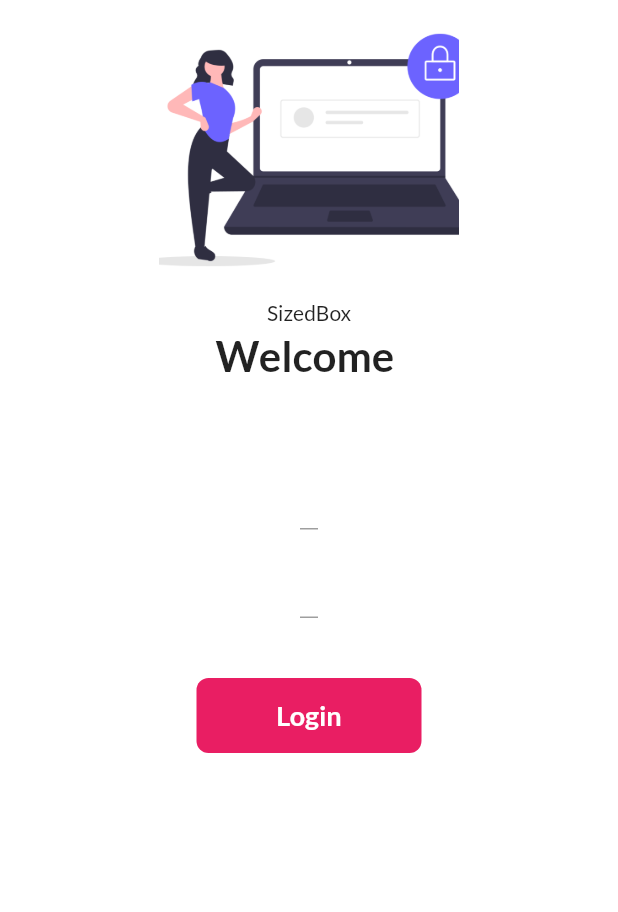
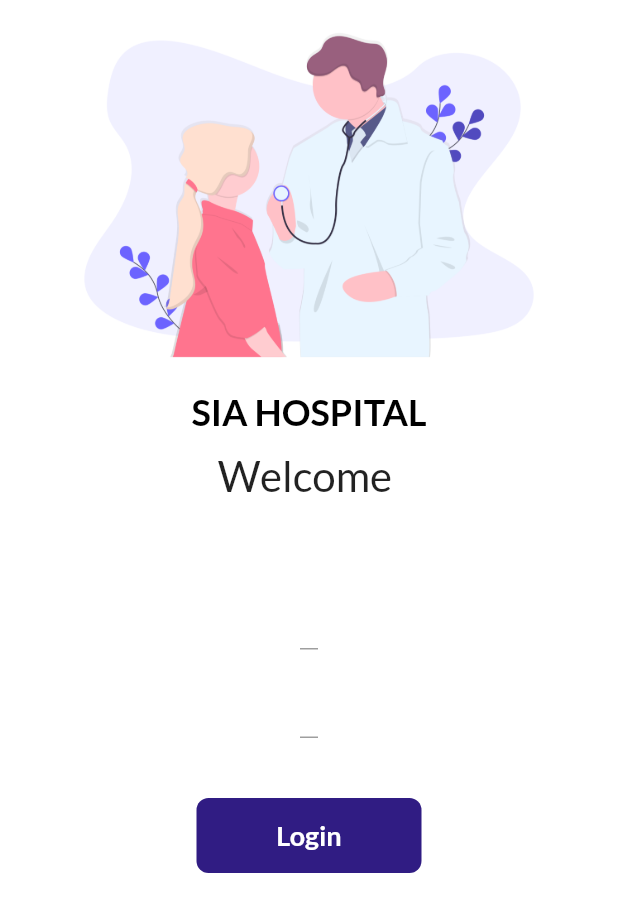
Before and after one commit to Iman129/myflutterwork, a Flutter app: the screen it shows after launch, on a phone screen of 412 x 824 dp. Shown: the top 912 px of the screen. Run offline on Flutter 3.47's test engine with Material 2 defaults, Android fonts, the phone set to English and light mode, and no system bars; our stand-ins replace google_fonts, material_color_utilities.

Commit message:
day 7 completed

```diff
--- a/lib/main.dart
+++ b/lib/main.dart
@@ -20,6 +20,7 @@ class MyApp extends StatelessWidget {
 
     return MaterialApp(
       //home: HomePage(), y tw"/" routes wala use kro ya phr ye
+      debugShowCheckedModeBanner: false,
       themeMode: ThemeMode.light,
       theme: ThemeData(
         fontFamily: GoogleFonts.lato().fontFamily,
--- a/lib/pages/login_page.dart
+++ b/lib/pages/login_page.dart
@@ -1,6 +1,7 @@
 import 'package:flutter/cupertino.dart';
 import 'package:flutter/material.dart';
 import 'package:myfirst_app/utils/routes.dart';
+import 'package:material_color_utilities/material_color_utilities.dart';
 
 class LoginPage extends StatefulWidget {
   @override
@@ -9,27 +10,52 @@ class LoginPage extends StatefulWidget {
 
 class _LoginPageState extends State<LoginPage> {
   String name = "";
+
   bool ChangeButton = false; //abhi kuch nai hai iss ma
+  final _formKey = GlobalKey<FormState>();
+
+  moveToHome(BuildContext context) async {
+    if(_formKey.currentState!.validate()){
+    setState(() {
+      ChangeButton = true;
+    });
+    await Future.delayed(Duration(seconds: 1));
+    await Navigator.pushNamed(context, MyRoutes.HomeRoute);
+    setState(() {
+      ChangeButton = false;
+    });
+    }
+  }
+
   @override
   Widget build(BuildContext context) {
     return Material(
         color: Colors.white,
         child: SingleChildScrollView(
+          child: Form(
+            key: _formKey,
             child: Column(
               children: [
                 Image.asset(
-                "assets/images/login_image.png",
-                height: 200,
-                width: 200,
+                  "assets/images/doctor2_image.png",
+                  height: 260,
+                  width: 350,
                   fit: BoxFit.cover,
                 ),
                 SizedBox(
-                height: 20.0, //width:200.0,
-                child: Text("SizedBox"),
+                  height: 40.0, //width:200.0,
+                  child: Text(
+                    "SIA HOSPITAL",
+                    style: TextStyle(
+                        fontSize: 24,
+                        fontWeight: FontWeight.bold,
+                        color: Colors.black),
                   ),
+                ),
+
                 Text(
                   "Welcome $name",
-                style: TextStyle(fontSize: 28, fontWeight: FontWeight.bold),
+                  style: TextStyle(fontSize: 28, fontWeight: FontWeight.normal),
                 ),
                 SizedBox(
                   height: 20.0,
@@ -43,6 +69,13 @@ class _LoginPageState extends State<LoginPage> {
                         hintText: "User Name Here",
                         labelText: "User Name",
                       ),
+                      validator: (value) {
+                        if (value!.isEmpty) {
+                          return "Username can not be Empty";
+                        }
+                        return null; //yani koi error ni hai
+                      },
+
                       onChanged: (value) {
                         name = value;
                         setState(
@@ -55,6 +88,18 @@ class _LoginPageState extends State<LoginPage> {
                         hintText: "Password  Here",
                         labelText: "Password",
                       ),
+                      validator: (value) {
+                        if (value!.isEmpty) {
+                          return "Please Enter the Password";
+                        }
+                        else if(value.length<6)
+                        {
+                          {
+                            return "Password Length should be greater than 6";
+                          }
+                        }
+                        return null; //yani koi error ni hai
+                      },
                     )
                   ]),
                 ),
@@ -62,14 +107,12 @@ class _LoginPageState extends State<LoginPage> {
                   height: 20.0,
                 ),
 
-              InkWell(
-                onTap: () async {
-                 setState(() {
-                    ChangeButton = true;
-                  });
-                  await Future.delayed(Duration(seconds: 1));
-                  Navigator.pushNamed(context, MyRoutes.HomeRoute);
-                },
+                Material(
+                  borderRadius: BorderRadius.circular(ChangeButton ? 50 : 8),
+                  color: Color.fromARGB(255, 48, 28, 131),
+                  child: InkWell(
+                    // hoverColor: Colors.pink,
+                    onTap: () => moveToHome(context),
                     child: AnimatedContainer(
                       duration: Duration(seconds: 1),
                       width: ChangeButton ? 50 : 150,
@@ -87,14 +130,67 @@ class _LoginPageState extends State<LoginPage> {
                                   fontWeight: FontWeight.bold,
                                   fontSize: 18),
                             ),
-                  decoration: BoxDecoration(
-                      color: Colors.pink,
+                      //decoration: BoxDecoration(
+                      //  color: Colors.pink,
                       //shape: ChangeButton? BoxShape.circle : BoxShape.rectangle,
-                      borderRadius: BorderRadius.circular(ChangeButton
-                          ? 50
-                          : 8)), //borderradius orshapeek sath use nai kr sktay
+                      //borderradius orshapeek sath use nai kr sktay
                     ),
                   ),
+                ),
+
+                //////////////////////////SING UP WORK//////////////////////////////////////////
+
+                Material(
+                    color: Colors.white,
+                    child: Padding(
+                      padding: const EdgeInsets.symmetric(
+                          horizontal: 520, vertical: 5),
+                      child: Row(
+                        children: [
+                          InkWell(
+                            focusColor: Colors.white,
+                            onTap: () async {
+                              setState(() {});
+                            },
+                            child: Container(
+                              alignment: Alignment.center,
+                              height: 100,
+                              width: 170,
+                              //color: Colors.white,
+                              child: Text(
+                                "don't have an aacount?",
+                                style: TextStyle(
+                                  color: Colors.black,
+                                  fontSize: 16,
+                                ),
+                              ),
+                            ),
+                          ),
+                          InkWell(
+                            onTap: () async {
+                              setState(() {
+                                //ChangeButton = true;
+                              });
+                              Navigator.pushNamed(context, MyRoutes.HomeRoute);
+                            },
+                            hoverColor: Colors.white,
+                            child: Container(
+                              alignment: Alignment.center,
+                              height: 100,
+                              width: 60,
+                              // color: Colors.white,
+                              child: Text(
+                                "SignUp",
+                                style: TextStyle(
+                                    color: Color.fromARGB(255, 49, 18, 172),
+                                    fontSize: 16,
+                                    fontWeight: FontWeight.bold),
+                              ),
+                            ),
+                          )
+                        ],
+                      ),
+                    ))
                 //ElevatedButton(
                 //onPressed: () {
                 //Navigator.pushNamed(context, MyRoutes.HomeRoute);
@@ -104,6 +200,7 @@ class _LoginPageState extends State<LoginPage> {
                 //)
               ],
             ),
+          ),
         ));
   }
 }
```
Also changed, not shown: assets/hey_image.png (added), assets/images/doctor2_image.png (added), assets/images/doctor_image.png (added). Lines whose indentation alone changed are shown as unchanged.
